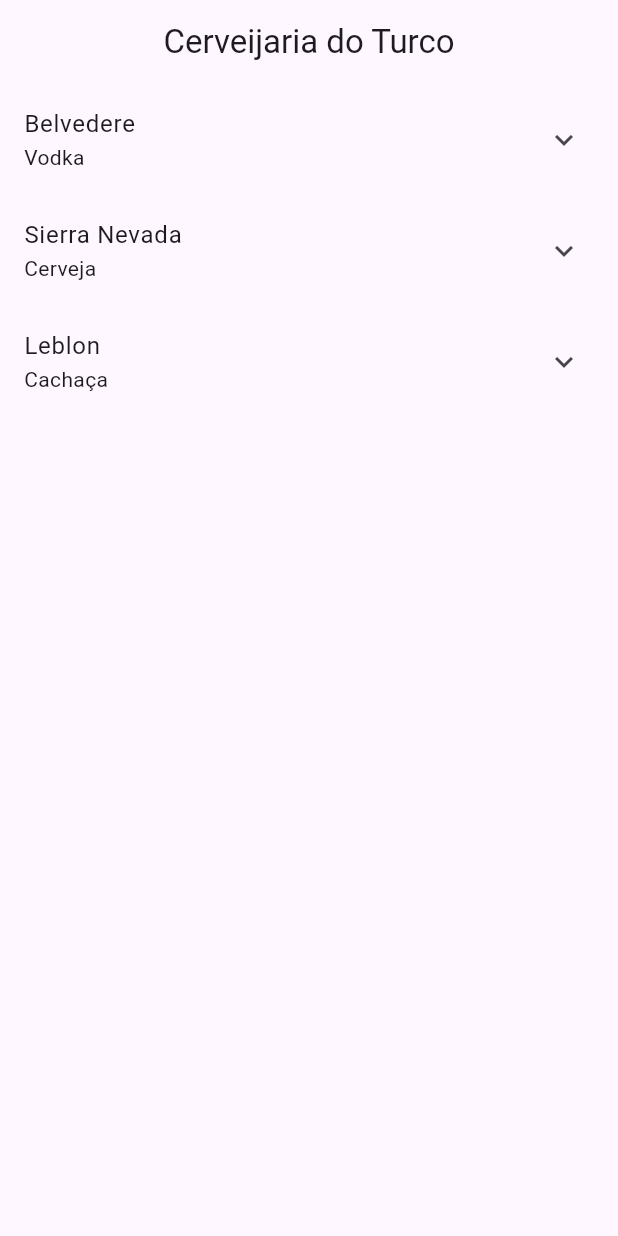
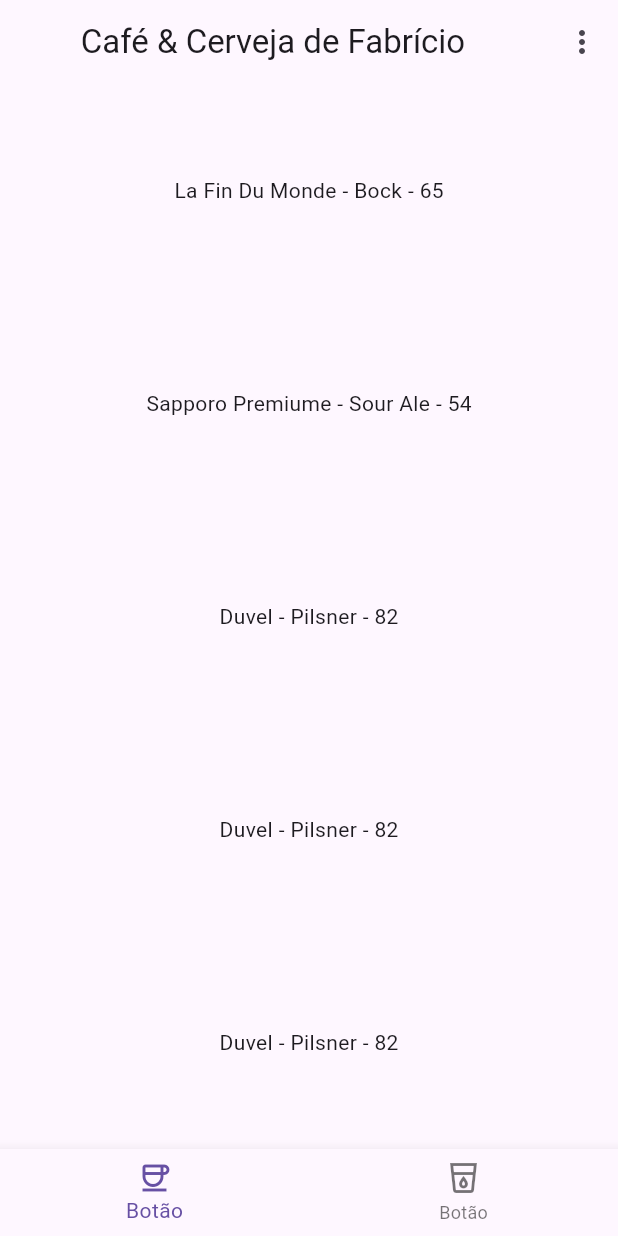
Before and after one commit to AlecYalcin/receitas_poo, a Flutter app: the screen it shows after launch, on a phone screen of 412 x 824 dp. Run offline on Flutter 3.47's test engine with Material 3 defaults, Android fonts, the phone set to English and light mode, and no system bars.

Commit message:
Receita Concluída.

```diff
--- a/lib/main.dart
+++ b/lib/main.dart
@@ -1,58 +1,109 @@
+// ignore_for_file: camel_case_types, must_be_immutable, non_constant_identifier_names
+
 import 'package:flutter/material.dart';
 
 void main() {
-  MaterialApp app = MaterialApp(
-    theme: ThemeData(primarySwatch: Colors.deepOrange),
-    home: Scaffold(
-      appBar: AppBar(title: const Center(
-        child: Text("Cerveijaria do Turco")
-      )),
-      body: const Column(
-        children: [
-          ExpansionTile(
-            title: Text("Belvedere"),
-            subtitle: Text("Vodka"),
-            children: [
-              Center(
-                child: Column(
-                  children: [
-                    Text("Teor Alcólico: 40%"),
-                    Text("País de Origem: Polônia"),
-                  ],
-                )
-              ),
-            ],
+  MyApp app = const MyApp();
+  runApp(app);
+}
+
+class MyApp extends StatelessWidget {
+  const MyApp({super.key});
+
+  @override
+  Widget build(BuildContext context) {
+    return MaterialApp(
+      theme: ThemeData(primarySwatch: Colors.cyan),
+      debugShowCheckedModeBanner: false,
+      home: Scaffold(
+        appBar: NewAppBar(),
+        body: const newBody(),
+        bottomNavigationBar: NewBottomNavigationBar(icons: const [
+          Icon(Icons.coffee_outlined),
+          Icon(Icons.local_drink_outlined),
+        ]),
+      ),
+    );
+  }
+}
+
+class NewAppBar extends AppBar {
+  NewAppBar({super.key}):super(
+    title: const Center(child: Text("Café & Cerveja de Fabrício")),
+    actions: [
+      PopupMenuButton(
+        itemBuilder: (BuildContext context) => [
+          const PopupMenuItem(
+            value: 1,
+            child: Text("Roxo"),
           ),
-          ExpansionTile(
-            title: Text("Sierra Nevada"),
-            subtitle: Text("Cerveja"),
-            children: [
-              Center(
-                child: Column(
-                  children: [
-                    Text("Teor Alcólico: 4%~8%"),
-                    Text("País de Origem: Estados Unidos"),
-                  ],
-                )
-              ),
-            ],
+          const PopupMenuItem(
+            value: 2,
+            child: Text("Azul"),
           ),
-          ExpansionTile(
-            title: Text("Leblon"),
-            subtitle: Text("Cachaça"),
-            children: [
-              Center(
-                child: Column(
-                  children: [
-                    Text("Teor Alcólico: 30%"),
-                    Text("País de Origem: Brasil"),
-                  ],
-                )
-              ),
-            ],
+          const PopupMenuItem(
+            value: 3,
+            child: Text("Laranja"),
           ),
         ],
-      )
-    ));
-  runApp(app);
+      ),
+    ]
+  );
 }
+
+class NewBottomNavigationBar extends StatelessWidget {
+  List<Icon> icons;
+  NewBottomNavigationBar({super.key, this.icons = const[]});
+
+  BottomNavigationBarItem processIcon(Icon icon) {
+    return BottomNavigationBarItem(
+      label: "Botão",
+      icon: icon
+    );
+  }
+
+  @override
+  Widget build(BuildContext context) {
+    List<BottomNavigationBarItem> allIcons = icons.map(processIcon).toList();
+    return BottomNavigationBar(items: allIcons);
+  }
+}
+
+class newBody extends StatelessWidget {
+  const newBody({super.key});
+
+  @override
+
+  Widget build(BuildContext context) {
+    return BodyText(objects: lista_cerveja);
+  }
+}
+
+class BodyText extends StatelessWidget {
+  List<Cerveja> objects;
+  BodyText({super.key, this.objects = const[]});
+
+  @override
+  Widget build(BuildContext context) {
+    List<Expanded> allTexts = objects.map((obj) => Expanded(
+      child: Center(child: Text("${obj.nome} - ${obj.estilo} - ${obj.ibu}")),
+    )).toList();
+    return Column(children: allTexts);
+  }
+}
+
+class Cerveja {
+  String nome;
+  String estilo;
+  String ibu;
+
+  Cerveja(this.nome, this.estilo, this.ibu);
+}
+
+List<Cerveja> lista_cerveja = [
+  Cerveja("La Fin Du Monde","Bock","65"),
+  Cerveja("Sapporo Premiume","Sour Ale","54"),
+  Cerveja("Duvel","Pilsner","82"),
+  Cerveja("Duvel","Pilsner","82"),
+  Cerveja("Duvel","Pilsner","82"),
+];
```
